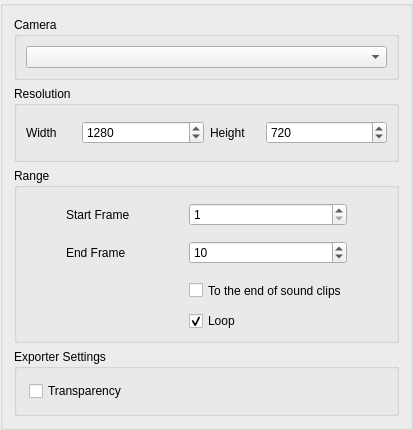
Before: the Qt Designer form app/ui/exportmovieoptions.ui in pencil2d/pencil, drawn with Qt 5.
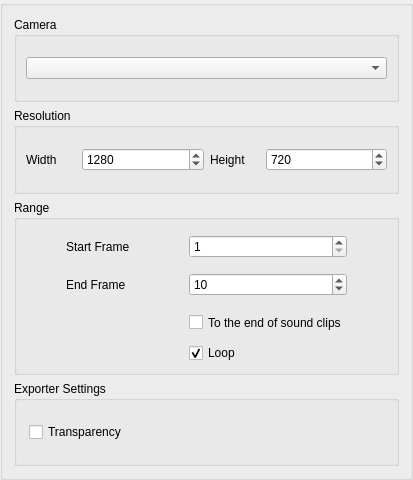
After: the same form once the commit is applied.

Commit message:
Improve tab ordering
Improves tab ordering for the:
- Display widget
- Image sequence and movie export dialogs
- Toolbox widget

The edit to the form file:
```diff
--- a/app/ui/exportmovieoptions.ui
+++ b/app/ui/exportmovieoptions.ui
@@ -7,7 +7,7 @@
     <x>0</x>
     <y>0</y>
     <width>413</width>
-    <height>340</height>
+    <height>480</height>
    </rect>
   </property>
   <property name="sizePolicy">
```
Left out of the diff: 10 changed lines with no effect on the pictures. The commit also changes 3 other files.
